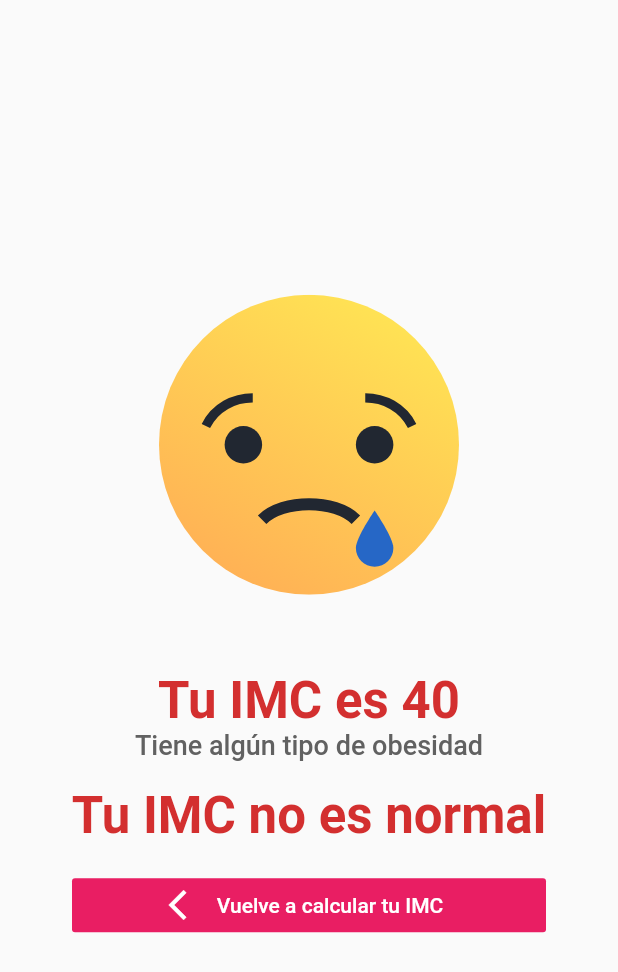
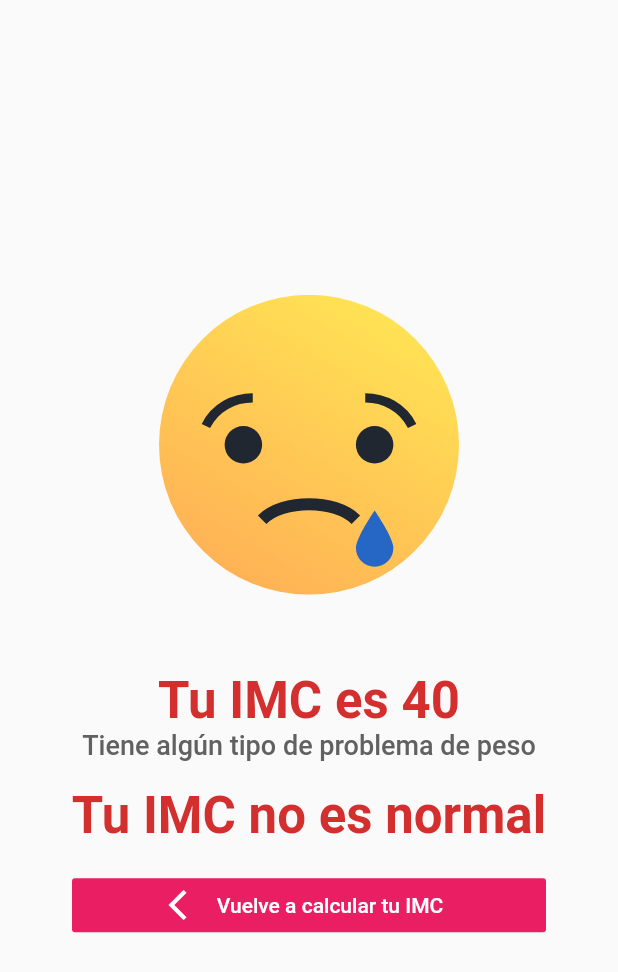
Before and after one commit to ACSBSC/imc, a Flutter app: the screen it shows after launch, after a tap on "Mide tu IMC", on a phone screen of 412 x 824 dp. Shown: the top 972 px of the screen. Run offline on Flutter 3.47's test engine with Material 2 defaults, Android fonts, the phone set to English and light mode, and no system bars; our stand-ins replace flutter_svg.

Commit message:
cambo de textos que estaban al revés

```diff
--- a/lib/PantallaIMC.dart
+++ b/lib/PantallaIMC.dart
@@ -96,14 +96,14 @@ class _PantallaIMCState extends State<PantallaIMCStateful> {
             imc: _imc, esNormal: true, resultado: "Está en buena forma");
       } else if (_imc < 18.5) {
         _IMCModelo = IMCModelo(
-            imc: _imc, esNormal: false, resultado: "Tiene Sobrepeso");
+            imc: _imc, esNormal: false, resultado: "Esta bajo de peso");
       } else if (_imc > 25 && _imc <= 30) {
         _IMCModelo = IMCModelo(
-            imc: _imc, esNormal: false, resultado: "Esta bajo de peso");
+            imc: _imc, esNormal: false, resultado: "Tiene Sobrepeso");
       } else {
         _IMCModelo = IMCModelo(imc: _imc,
             esNormal: false,
-            resultado: "Tiene algún tipo de obesidad");
+            resultado: "Tiene algún tipo de problema de peso");
       }
     });
 
```
